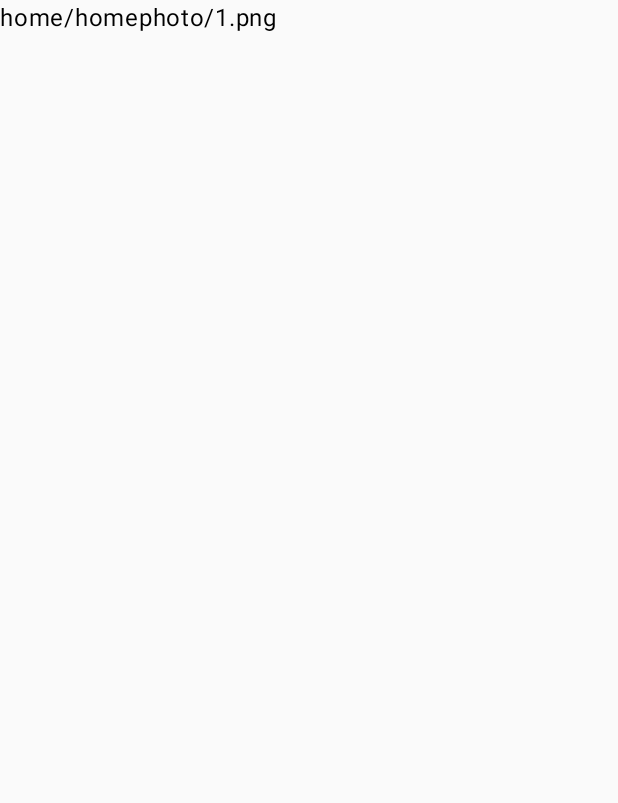
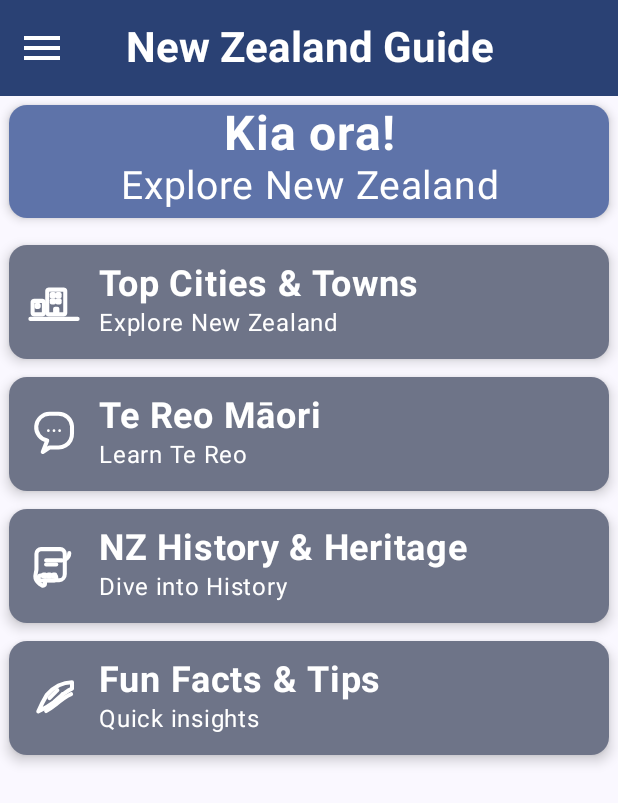
Before and after one commit to DoggyDoggyDoggy/New-Zealand-Guide, an Android app built with Jetpack Compose: the screen it shows after launch (MainActivity), on a phone screen of 412 x 824 dp. Before the commit the part shown is almost empty. Shown: the top 803 px of the screen. Run offline under Robolectric (Android 15) with nearby library versions, the phone set to English and light mode, and no system bars; our stand-ins replace Dagger/Hilt's generated code, Firebase (no records; nobody signed in at launch, a user with empty details on screens opened directly), Room's generated code; libraries missing offline, so code that uses them is left out: androidx.hilt.lifecycle.

Commit message:
feat: Implement HomeScreen UI with navigation and hero block
Introduces the initial UI for the `HomeScreen`, replacing the placeholder `Text` composable.

This commit adds:
- A `Scaffold` with a `TopBar` and a `MenuButton`.
- A `HeroBlock` composable that displays a title, subtitle, and a photo slider.
- A `NavigationMenu` composable containing several `LongInfoCard` items for navigation.
- The "Top Cities & Towns" card now navigates to the `AllCitiesScreen`.
- The screen content is scrollable and structured within a `Column`.

```diff
--- a/app/src/main/java/denys/diomaxius/newzealandguide/ui/screen/home/HomeScreen.kt
+++ b/app/src/main/java/denys/diomaxius/newzealandguide/ui/screen/home/HomeScreen.kt
@@ -1,9 +1,25 @@
 package denys.diomaxius.newzealandguide.ui.screen.home
 
-import androidx.compose.material3.Text
+import androidx.compose.foundation.layout.Arrangement
+import androidx.compose.foundation.layout.Column
+import androidx.compose.foundation.layout.fillMaxSize
+import androidx.compose.foundation.layout.padding
+import androidx.compose.foundation.rememberScrollState
+import androidx.compose.foundation.verticalScroll
+import androidx.compose.material3.Scaffold
 import androidx.compose.runtime.Composable
 import androidx.compose.ui.Modifier
+import androidx.compose.ui.res.stringResource
+import androidx.compose.ui.unit.dp
 import androidx.hilt.lifecycle.viewmodel.compose.hiltViewModel
+import androidx.navigation.NavHostController
+import denys.diomaxius.newzealandguide.R
+import denys.diomaxius.newzealandguide.domain.model.Home
+import denys.diomaxius.newzealandguide.navigation.LocalNavController
+import denys.diomaxius.newzealandguide.ui.components.topbar.MenuButton
+import denys.diomaxius.newzealandguide.ui.components.topbar.TopBar
+import denys.diomaxius.newzealandguide.ui.screen.home.components.HeroBlock
+import denys.diomaxius.newzealandguide.ui.screen.home.components.NavigationMenu
 
 @Composable
 fun HomeScreen(
@@ -11,8 +27,44 @@ fun HomeScreen(
 ) {
     val homeData = viewModel.homeData
 
-    Text(
-        text = homeData.photos.first(),
-        modifier = Modifier
-    )
+    val navHostController = LocalNavController.current
+
+    Scaffold(
+        topBar = {
+            TopBar(
+                text = stringResource(R.string.top_bar_home),
+                navigationButton = {
+                    MenuButton {}
+                }
+            )
+        }
+    ) { innerPadding ->
+        Content(
+            modifier = Modifier.padding(innerPadding),
+            navHostController = navHostController,
+            homeData = homeData
+        )
+    }
 }
+
+@Composable
+fun Content(
+    modifier: Modifier = Modifier,
+    navHostController: NavHostController,
+    homeData: Home,
+) {
+    Column(
+        modifier = modifier
+            .fillMaxSize()
+            .verticalScroll(rememberScrollState()),
+        verticalArrangement = Arrangement.spacedBy(12.dp)
+    ) {
+        HeroBlock(
+            photos = homeData.photos
+        )
+
+        NavigationMenu(
+            navHostController = navHostController
+        )
+    }
+}
--- /dev/null
+++ b/app/src/main/java/denys/diomaxius/newzealandguide/ui/screen/home/components/HeroBlock.kt
@@ -0,0 +1,65 @@
+package denys.diomaxius.newzealandguide.ui.screen.home.components
+
+import androidx.compose.foundation.layout.Arrangement
+import androidx.compose.foundation.layout.Column
+import androidx.compose.foundation.layout.fillMaxWidth
+import androidx.compose.foundation.layout.padding
+import androidx.compose.material3.Card
+import androidx.compose.material3.CardDefaults
+import androidx.compose.material3.MaterialTheme
+import androidx.compose.material3.Text
+import androidx.compose.runtime.Composable
+import androidx.compose.ui.Alignment
+import androidx.compose.ui.Modifier
+import androidx.compose.ui.res.stringResource
+import androidx.compose.ui.text.font.FontWeight
+import androidx.compose.ui.text.style.TextAlign
+import androidx.compose.ui.unit.dp
+import androidx.compose.ui.unit.sp
+import denys.diomaxius.newzealandguide.R
+import denys.diomaxius.newzealandguide.ui.components.cityphotoslider.CityPhotoSlider
+
+@Composable
+fun HeroBlock(
+    modifier: Modifier = Modifier,
+    photos: List<String>
+) {
+    Column(
+        modifier = modifier.fillMaxWidth(),
+        verticalArrangement = Arrangement.Center,
+        horizontalAlignment = Alignment.CenterHorizontally
+    ) {
+        Card(
+            modifier = Modifier
+                .fillMaxWidth()
+                .padding(6.dp),
+            colors = CardDefaults.cardColors(
+                containerColor = MaterialTheme.colorScheme.primaryContainer
+            ),
+            elevation = CardDefaults.cardElevation(
+                defaultElevation = 4.dp
+            )
+        ) {
+            Text(
+                modifier = Modifier.fillMaxWidth(),
+                text = stringResource(R.string.home_hero_block_title),
+                textAlign = TextAlign.Center,
+                fontWeight = FontWeight.Bold,
+                fontSize = 32.sp
+            )
+
+            Text(
+                modifier = Modifier
+                    .fillMaxWidth()
+                    .padding(bottom = 6.dp),
+                text = stringResource(R.string.home_hero_block_subtitle),
+                textAlign = TextAlign.Center,
+                fontSize = 26.sp
+            )
+        }
+
+        CityPhotoSlider(
+            photos = photos
+        )
+    }
+}
--- /dev/null
+++ b/app/src/main/java/denys/diomaxius/newzealandguide/ui/screen/home/components/NavigationMenu.kt
@@ -0,0 +1,73 @@
+package denys.diomaxius.newzealandguide.ui.screen.home.components
+
+import androidx.compose.foundation.layout.Arrangement
+import androidx.compose.foundation.layout.Column
+import androidx.compose.foundation.layout.padding
+import androidx.compose.runtime.Composable
+import androidx.compose.ui.Alignment
+import androidx.compose.ui.Modifier
+import androidx.compose.ui.res.stringResource
+import androidx.compose.ui.unit.dp
+import androidx.navigation.NavHostController
+import denys.diomaxius.newzealandguide.R
+import denys.diomaxius.newzealandguide.navigation.NavScreen
+import denys.diomaxius.newzealandguide.ui.components.infocard.LongInfoCard
+
+@Composable
+fun NavigationMenu(
+    modifier: Modifier = Modifier,
+    navHostController: NavHostController,
+) {
+    LongCardNavigationMenu(
+        modifier = modifier,
+        navHostController = navHostController
+    )
+}
+
+@Composable
+fun LongCardNavigationMenu(
+    modifier: Modifier = Modifier,
+    navHostController: NavHostController,
+) {
+    Column(
+        modifier = modifier.padding(horizontal = 6.dp),
+        horizontalAlignment = Alignment.CenterHorizontally,
+        verticalArrangement = Arrangement.spacedBy(12.dp)
+    ) {
+        LongInfoCard(
+            modifier = Modifier,
+            titleCardText = stringResource(R.string.top_cities_towns),
+            subTitleCardText = stringResource(R.string.top_cities_towns_subtitle),
+            onClick = {
+                navHostController.navigate(NavScreen.AllCitiesScreen.route) {
+                    launchSingleTop = true
+                }
+            },
+            image = R.drawable.ic_building_outline
+        )
+
+        LongInfoCard(
+            modifier = Modifier,
+            titleCardText = stringResource(R.string.te_reo_maori),
+            subTitleCardText = stringResource(R.string.te_reo_maori_subtitle),
+            onClick = {},
+            image = R.drawable.ic_chat_outline
+        )
+
+        LongInfoCard(
+            modifier = Modifier,
+            titleCardText = stringResource(R.string.nz_history_heritage),
+            subTitleCardText = stringResource(R.string.nz_history_heritage_subtitle),
+            onClick = {},
+            image = R.drawable.ic_scroll_outline
+        )
+
+        LongInfoCard(
+            modifier = Modifier,
+            titleCardText = stringResource(R.string.fun_facts_tips),
+            subTitleCardText = stringResource(R.string.fun_facts_tips_subtitle),
+            onClick = {},
+            image = R.drawable.ic_leaf_outline
+        )
+    }
+}
```
